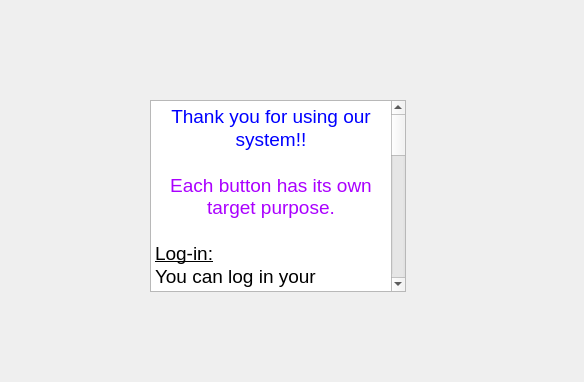
Above: helpbutton.ui from Ling2251/CS1C-NFL_Porject before the change. Below: the same form after it.
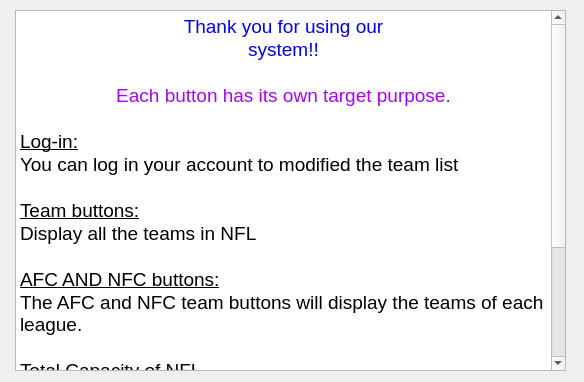
That is the form after the change.

Commit message: change the help button size and

```diff
--- a/helpbutton.ui
+++ b/helpbutton.ui
@@ -16,10 +16,10 @@
   <widget class="QTextBrowser" name="textBrowser">
    <property name="geometry">
     <rect>
-     <x>150</x>
-     <y>100</y>
-     <width>256</width>
-     <height>192</height>
+     <x>15</x>
+     <y>10</y>
+     <width>551</width>
+     <height>361</height>
     </rect>
    </property>
    <property name="html">
```
